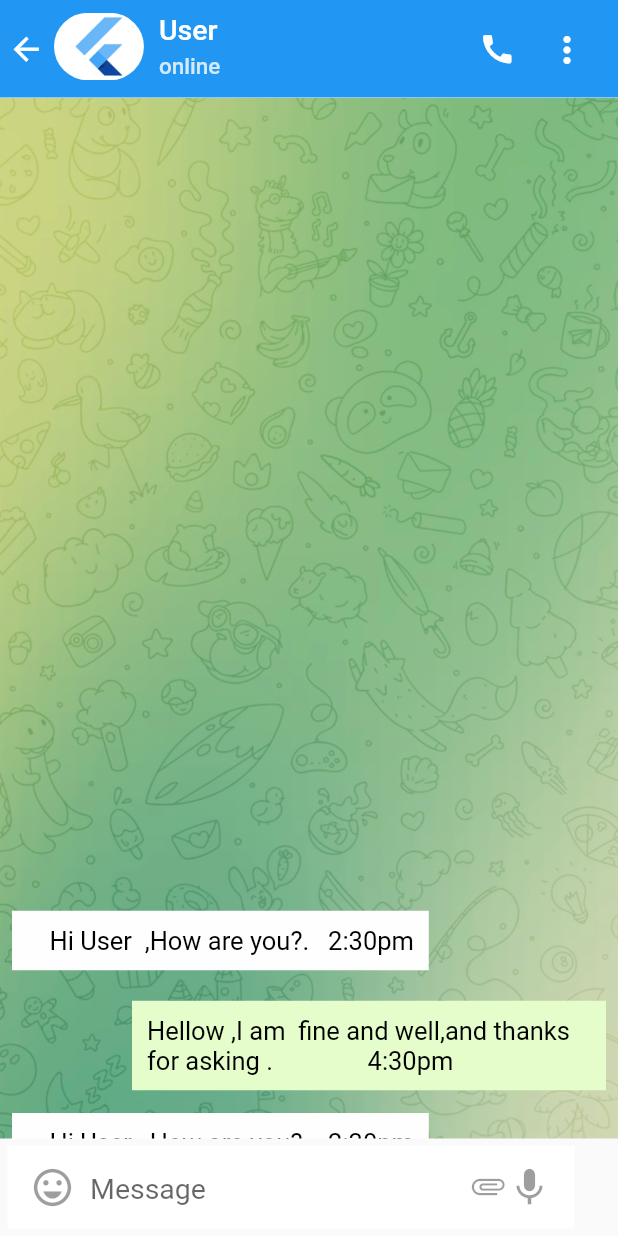
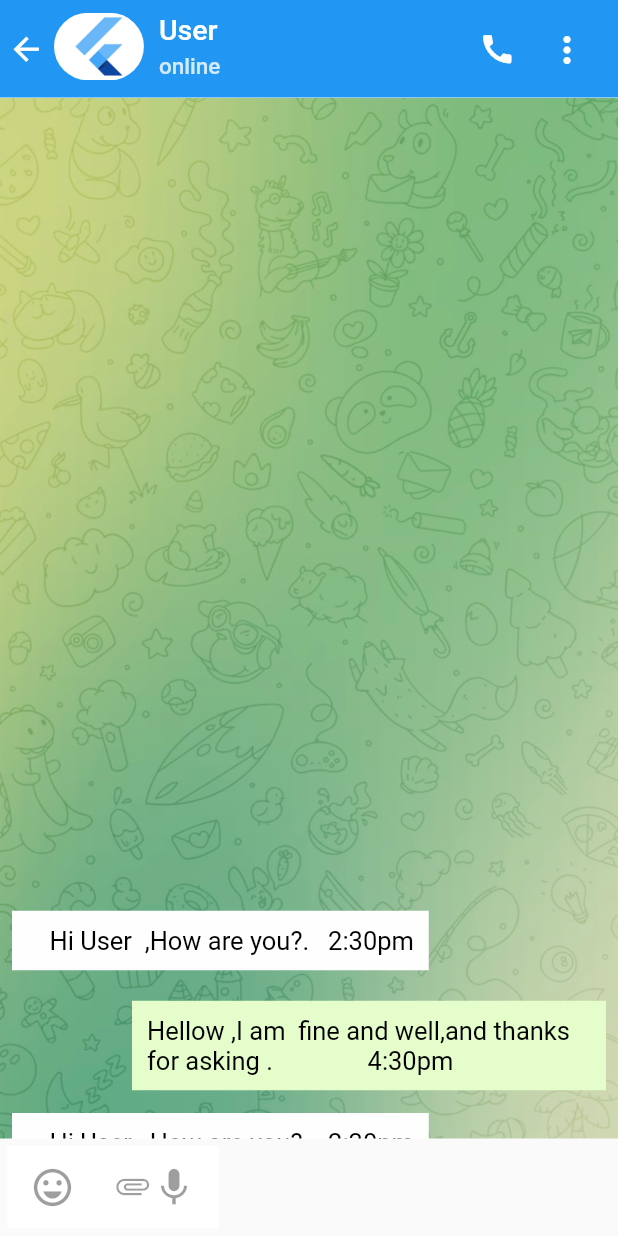
Before and after one commit to hilbeen0/telegramclone, a Flutter app: the ChatPage screen opened by its route, on a phone screen of 412 x 824 dp. Run offline on Flutter 3.47's test engine with Material 2 defaults, Android fonts, the light colour scheme and no system bars; missing offline and left inert: custom_clippers, dart:ffi.

Commit message:
change width

```diff
--- a/lib/Nidar/ChatBottomBr.dart
+++ b/lib/Nidar/ChatBottomBr.dart
@@ -22,7 +22,7 @@ class ChatBottomBr extends StatelessWidget{
                 size: 30,
                 ),
                 SizedBox(width: 10,),
-                Container(width: 253,
+                Container(width: 16,
                 child: TextFormField(
                   style: TextStyle(
                     fontSize: 19,
```
